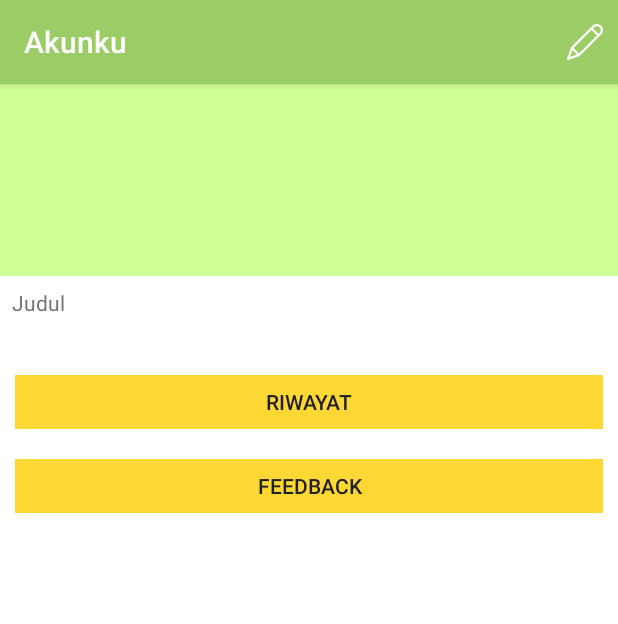
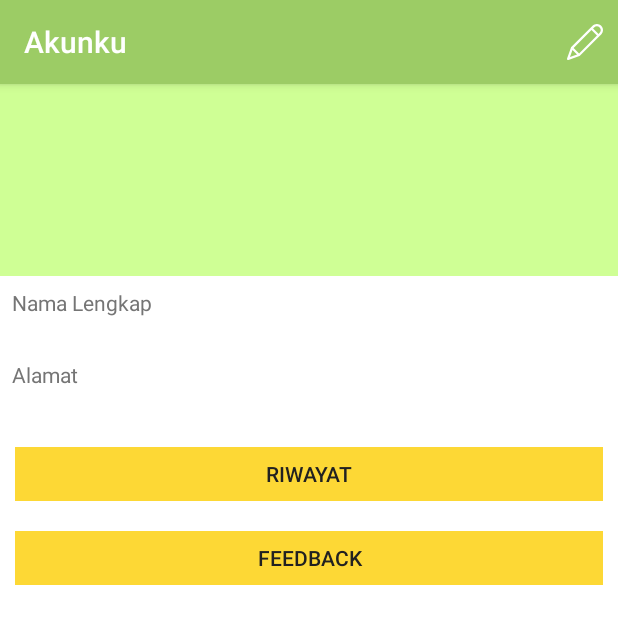
Before and after one commit to RyMey/agristreet, an Android app: the layout fragment_akunku.xml on its own in the app's theme, with its tools: preview values and no code run, on a phone screen of 412 x 824 dp. Shown: the top 624 px of the screen. Run offline under Robolectric (Android 15) with nearby library versions, the phone set to English and light mode, and no system bars.

Commit message:
edit tambah alamat di fragmen akunku

```diff
--- a/AgriStreetApp/app/src/main/res/layout/fragment_akunku.xml
+++ b/AgriStreetApp/app/src/main/res/layout/fragment_akunku.xml
@@ -72,12 +72,35 @@
                 android:layout_marginRight="8dp"
                 android:layout_marginStart="8dp"
                 android:paddingTop="8dp"
-                android:text="@string/judul"
+                android:text="@string/hint_nama"
                 android:textColor="@color/secondaryTextColor"
                 android:textSize="14sp"/>
 
             <TextView
                 android:id="@+id/nama"
+                android:layout_width="match_parent"
+                android:layout_height="wrap_content"
+                android:layout_marginEnd="8dp"
+                android:layout_marginLeft="8dp"
+                android:layout_marginRight="8dp"
+                android:layout_marginStart="8dp"
+                android:layout_marginTop="4dp"
+                android:textColor="@color/primaryTextColor"
+                android:textSize="18sp"/>
+
+            <TextView
+                android:layout_width="match_parent"
+                android:layout_height="wrap_content"
+                android:layout_marginEnd="8dp"
+                android:layout_marginLeft="8dp"
+                android:layout_marginRight="8dp"
+                android:layout_marginStart="8dp"
+                android:text="@string/alamat"
+                android:textColor="@color/secondaryTextColor"
+                android:textSize="14sp"/>
+
+            <TextView
+                android:id="@+id/alamat"
                 android:layout_width="match_parent"
                 android:layout_height="wrap_content"
                 android:layout_marginEnd="8dp"
```
